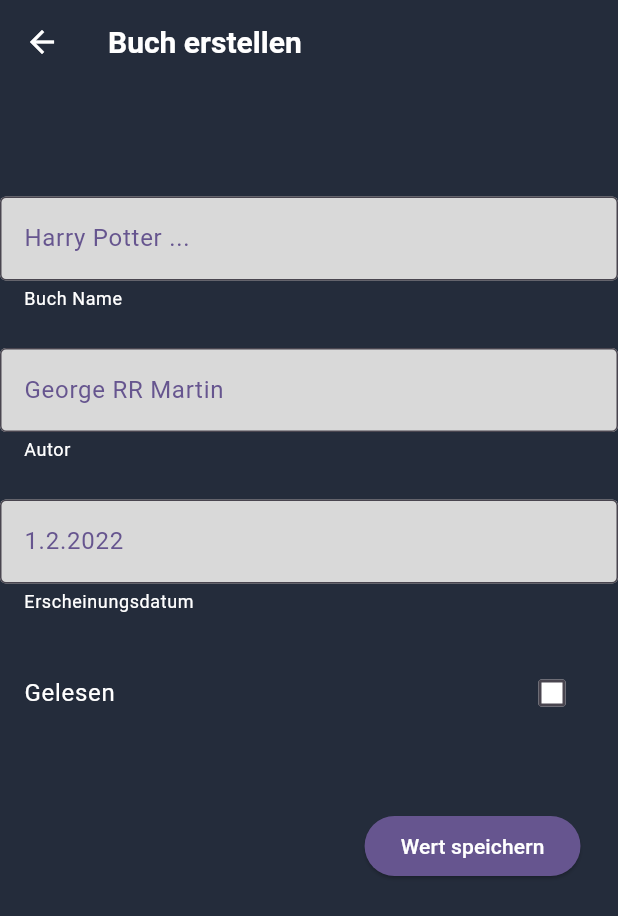
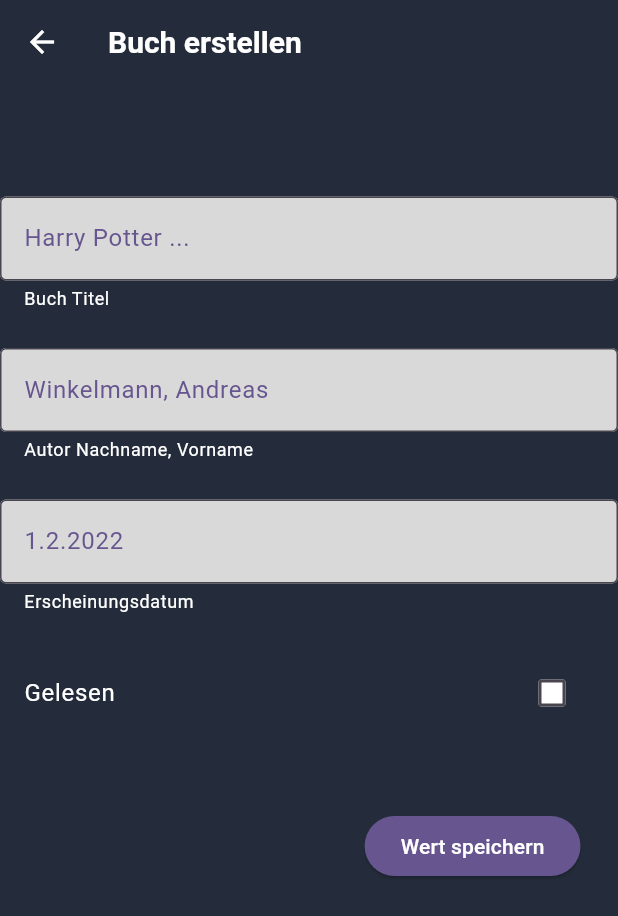
Before and after one commit to Assemie1/mats, a Flutter app: the BookScreen screen opened directly, after a tap on the "add" icon, on a phone screen of 412 x 824 dp. Shown: the top 916 px of the screen. Run offline on Flutter 3.47's test engine with Material 3 defaults, Android fonts, the phone set to English and light mode, and no system bars; our stand-ins replace auto_size_text.

Commit message:
extended search and finished switch to UUID

```diff
--- a/lib/bookManager.dart
+++ b/lib/bookManager.dart
@@ -53,9 +53,10 @@ class BookManager {
   Future writeNewBook(newBookID, String newBookName, String newBookAuthor,
       String newBookDate) async {
     newBookID ??= uuid.v1();
+    print(newBookID);
     final Book newBook =
         Book(newBookID, newBookName, newBookAuthor, newBookDate);
-
+    print(newBook);
     File fileNewBook;
 
     fileNewBook = await getFileNewBook;
@@ -79,8 +80,7 @@ class BookManager {
     // Entferne das Buch mit der passenden BookID
     jsonListNewBook.removeWhere((book) => book['BookID'] == bookID);
 
-    await fileNewBook.writeAsString(json.encode(jsonListNewBook),
-        flush: true);
+    await fileNewBook.writeAsString(json.encode(jsonListNewBook), flush: true);
   }
 
 //------------------------------------------------------Read Book----------------------------------------
--- a/lib/screen/bookScreen.dart
+++ b/lib/screen/bookScreen.dart
@@ -31,6 +31,7 @@ class BookScreenState extends State<BookScreen>
       if (tabController.indexIsChanging) {
         setState(() {
           loadBooks(); // loadBooks() aufrufen bei Tab-Wechsel
+          editingController.clear();
         });
       }
     });
@@ -54,6 +55,7 @@ class BookScreenState extends State<BookScreen>
         readBooks =
             jsonListReadBook.map((json) => Book.fromJson(json)).toList();
         readBooksfiltered = readBooks;
+        newBooksfiltered = newBooks;
       });
     } catch (e) {
       print('Error reading JSON file: $e');
@@ -64,7 +66,8 @@ class BookScreenState extends State<BookScreen>
     setState(() {
       readBooksfiltered = readBooks
           .where((readBooks) =>
-              readBooks.BookName.toLowerCase().contains(query.toLowerCase()))
+              readBooks.BookName.toLowerCase().contains(query.toLowerCase()) ||
+              readBooks.BookAuthor.toLowerCase().contains(query.toLowerCase()))
           .toList();
     });
   }
@@ -73,7 +76,8 @@ class BookScreenState extends State<BookScreen>
     setState(() {
       newBooksfiltered = newBooks
           .where((newBooks) =>
-              newBooks.BookName.toLowerCase().contains(query.toLowerCase()))
+              newBooks.BookName.toLowerCase().contains(query.toLowerCase())||
+              newBooks.BookAuthor.toLowerCase().contains(query.toLowerCase()))
           .toList();
     });
   }
@@ -101,12 +105,13 @@ class BookScreenState extends State<BookScreen>
           ),
           body: TabBarView(controller: tabController, children: [
             Column(
-              mainAxisAlignment: MainAxisAlignment.center,
               children: [
                 TextField(
                   onChanged: (value) {
                     readFilterSearchResults(value);
                   },
+                  style:
+                      const TextStyle(color: Color.fromARGB(255, 36, 44, 59)),
                   controller: editingController,
                   decoration: const InputDecoration(
                     labelText: "Search",
@@ -114,6 +119,7 @@ class BookScreenState extends State<BookScreen>
                     prefixIcon: Icon(Icons.search),
                   ),
                 ),
+                const SizedBox(height: 25),
                 readBooksfiltered.isEmpty
                     ? const Center(
                         child: Text("Hier gibt es absolut nix zu sehen"))
@@ -174,15 +180,15 @@ class BookScreenState extends State<BookScreen>
                                 } else {
                                   final removedBook = readBooksfiltered[index];
                                   BookManager().writeNewBook(
-                                      readBooksfiltered[index].BookName,
+                                      readBooksfiltered[index].BookID,
                                       readBooksfiltered[index].BookName,
                                       readBooksfiltered[index].BookAuthor,
                                       readBooksfiltered[index].BookDate);
                                   setState(() {
                                     readBooksfiltered.removeWhere((book) =>
-                                        book.BookID == readBooks[index].BookID);
+                                        book.BookID == removedBook.BookID);
                                     readBooks.removeWhere((book) =>
-                                        book.BookID == readBooks[index].BookID);
+                                        book.BookID == removedBook.BookID);
                                   });
                                   BookManager()
                                       .deleteReadBook(removedBook.BookID);
@@ -190,12 +196,12 @@ class BookScreenState extends State<BookScreen>
                               },
                               onDismissed: (direction) async {
                                 if (direction == DismissDirection.startToEnd) {
-                                  final removedBook = readBooks[index];
+                                  final removedBook = readBooksfiltered[index];
                                   setState(() {
                                     readBooksfiltered.removeWhere((book) =>
-                                        book.BookID == readBooks[index].BookID);
+                                        book.BookID == removedBook.BookID);
                                     readBooks.removeWhere((book) =>
-                                        book.BookID == readBooks[index].BookID);
+                                        book.BookID == removedBook.BookID);
                                   });
 
                                   BookManager()
@@ -241,8 +247,21 @@ class BookScreenState extends State<BookScreen>
               ],
             ),
             Column(
-              mainAxisAlignment: MainAxisAlignment.center,
               children: [
+                TextField(
+                  onChanged: (value) {
+                    newFilterSearchResults(value);
+                  },
+                  style:
+                      const TextStyle(color: Color.fromARGB(255, 36, 44, 59)),
+                  controller: editingController,
+                  decoration: const InputDecoration(
+                    labelText: "Search",
+                    hintText: "Search",
+                    prefixIcon: Icon(Icons.search),
+                  ),
+                ),
+                const SizedBox(height: 25),
                 newBooksfiltered.isEmpty
                     ? const Center(
                         child:
@@ -308,9 +327,9 @@ class BookScreenState extends State<BookScreen>
                                       newBooksfiltered[index].BookDate);
                                   setState(() {
                                     newBooksfiltered.removeWhere((book) =>
-                                        book.BookID == readBooks[index].BookID);
+                                        book.BookID == removedBook.BookID);
                                     newBooks.removeWhere((book) =>
-                                        book.BookID == readBooks[index].BookID);
+                                        book.BookID == removedBook.BookID);
                                   });
                                   BookManager()
                                       .deleteNewBook(removedBook.BookID);
@@ -322,9 +341,10 @@ class BookScreenState extends State<BookScreen>
                                   final removedBook = newBooksfiltered[index];
                                   setState(() {
                                     newBooksfiltered.removeWhere((book) =>
-                                        book.BookID == readBooks[index].BookID);
+                                        book.BookID == removedBook.BookID);
                                     newBooks.removeWhere((book) =>
-                                        book.BookID == readBooks[index].BookID);                                  });
+                                        book.BookID == removedBook.BookID);
+                                  });
 
                                   // Buchmanager zum Löschen aufrufen
                                   BookManager()
--- a/lib/screen/createBook.dart
+++ b/lib/screen/createBook.dart
@@ -36,7 +36,7 @@ class CreateBookState extends State<CreateBook> {
                         const TextStyle(color: Color.fromARGB(255, 36, 44, 59)),
                     decoration: const InputDecoration(
                       border: OutlineInputBorder(),
-                      helperText: "Buch Name",
+                      helperText: "Buch Titel",
                       hintText: 'Harry Potter ...',
                       fillColor: Color.fromARGB(255, 217, 217, 217),
                       filled: true,
@@ -55,8 +55,8 @@ class CreateBookState extends State<CreateBook> {
                         const TextStyle(color: Color.fromARGB(255, 36, 44, 59)),
                     decoration: const InputDecoration(
                       border: OutlineInputBorder(),
-                      helperText: "Autor",
-                      hintText: 'George RR Martin',
+                      helperText: "Autor Nachname, Vorname",
+                      hintText: 'Winkelmann, Andreas',
                       fillColor: Color.fromARGB(255, 217, 217, 217),
                       filled: true,
                     ),
```
